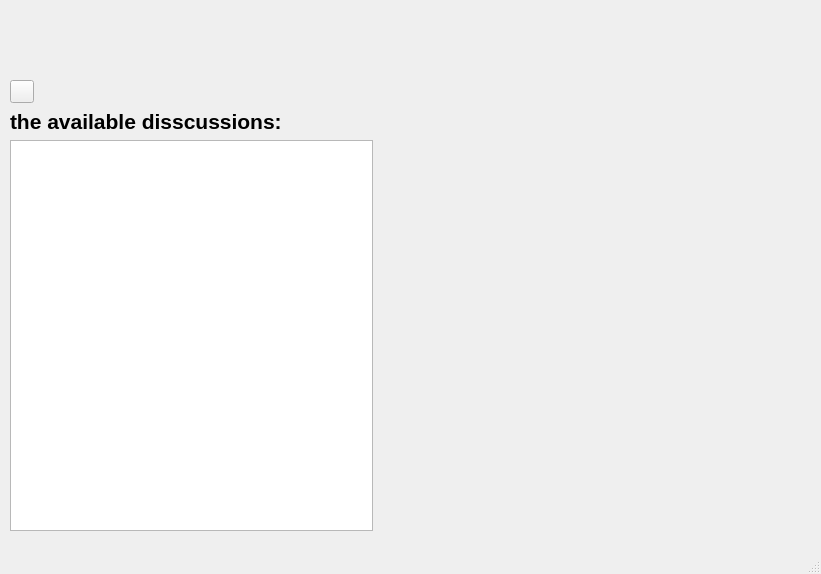
The window that the_data_classification_interface/the_data_clasification_interface.ui (youssef-Majdhoub/DialogConnotationAI) describes before a commit, drawn with Qt 5.
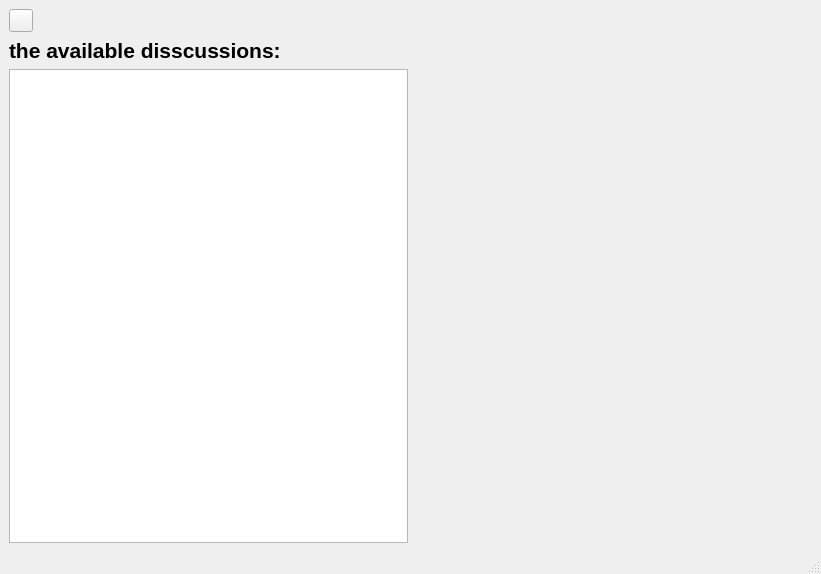
The same window after the commit. Icons and pictures are not drawn.

Commit message: making the UI adjust to user resizing the main_window

Diff of the .ui file:
```diff
--- a/the_data_classification_interface/the_data_clasification_interface.ui
+++ b/the_data_classification_interface/the_data_clasification_interface.ui
@@ -14,15 +14,8 @@
    <string>MainWindow</string>
   </property>
   <widget class="QWidget" name="centralwidget">
-   <widget class="QWidget" name="horizontalLayoutWidget">
-    <property name="geometry">
-     <rect>
-      <x>10</x>
-      <y>80</y>
-      <width>731</width>
-      <height>451</height>
-     </rect>
-    </property>
+   <layout class="QVBoxLayout" name="verticalLayout_3">
+    <item>
     <layout class="QHBoxLayout" name="horizontalLayout">
      <item>
       <layout class="QVBoxLayout" name="verticalLayout">
@@ -74,7 +67,8 @@
       <layout class="QVBoxLayout" name="verticalLayout_2"/>
      </item>
     </layout>
-   </widget>
+    </item>
+   </layout>
   </widget>
   <widget class="QStatusBar" name="statusbar"/>
  </widget>
```
Lines whose indentation alone changed are shown as unchanged.
